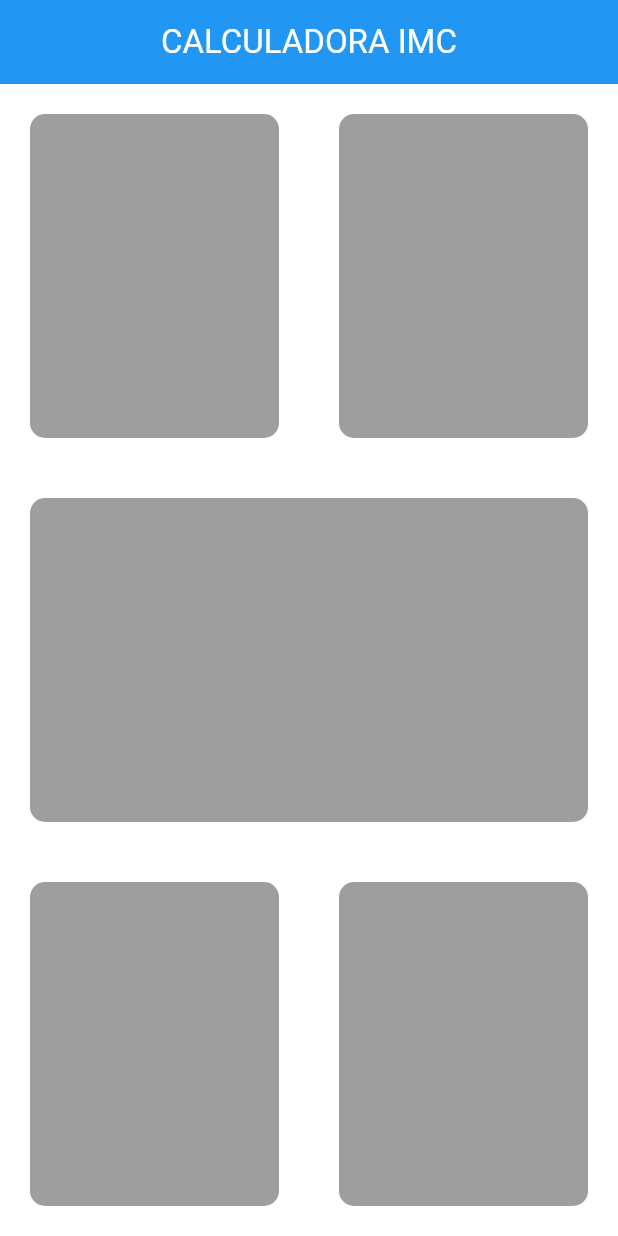
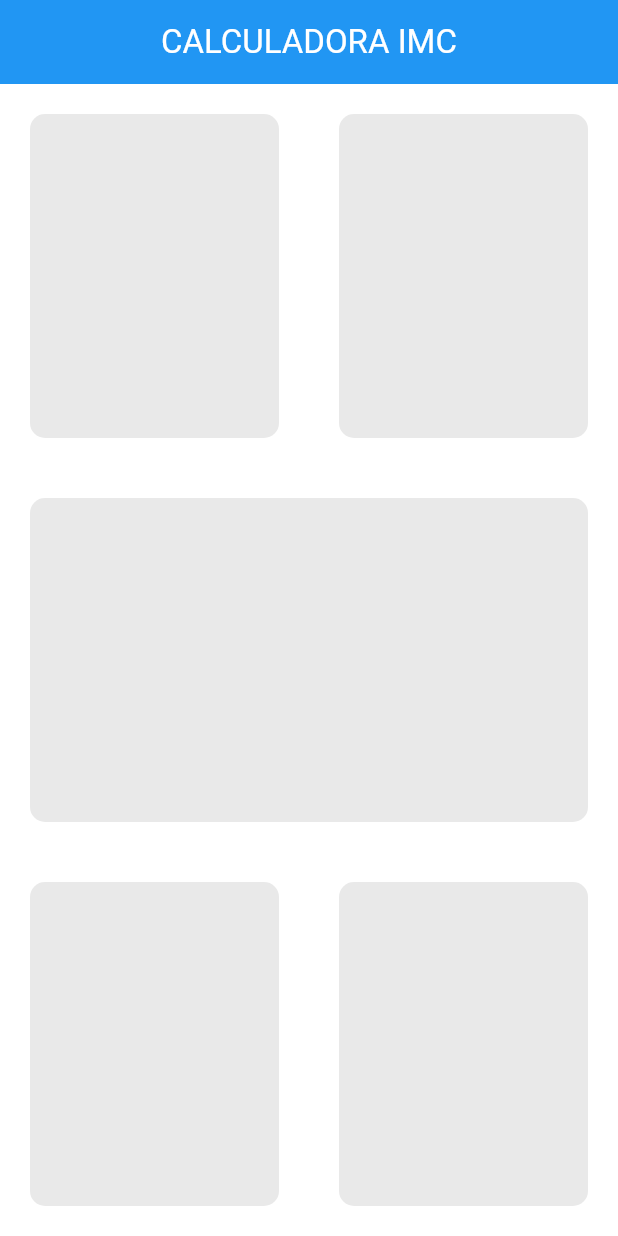
Before and after one commit to WanCarvalho/imc-calc-flutter, a Flutter app: the screen it shows after launch, on a phone screen of 412 x 824 dp. Run offline on Flutter 3.47's test engine with Material 3 defaults, Android fonts, the phone set to English and light mode, and no system bars.

Commit message:
feat: adicionando componente para cards

```diff
--- a/lib/tela_principal.dart
+++ b/lib/tela_principal.dart
@@ -25,55 +25,25 @@ class _TelaPrincipalState extends State<TelaPrincipal> {
             child: Row(
               children: [
                 Expanded(
-                  child: Container(
-                    margin: const EdgeInsets.all(20),
-                    decoration: BoxDecoration(
-                      borderRadius: BorderRadius.circular(10),
-                      color: const Color(0xFF9E9E9E),
-                    ),
-                  ),
+                  child: CardPadrao(cor: const Color(0xFFE9E9E9))
                 ),
                 Expanded(
-                  child: Container(
-                    margin: const EdgeInsets.all(20),
-                    decoration: BoxDecoration(
-                      borderRadius: BorderRadius.circular(10),
-                      color: const Color(0xFF9E9E9E),
-                    ),
-                  ),
+                  child: CardPadrao(cor: const Color(0xFFE9E9E9))
                 ),
               ],
             ),
           ),
           Expanded(
-            child: Container(
-              margin: const EdgeInsets.all(20),
-              decoration: BoxDecoration(
-                borderRadius: BorderRadius.circular(10),
-                color: const Color(0xFF9E9E9E),
-              ),
-            ),
+            child: CardPadrao(cor: const Color(0xFFE9E9E9))
           ),
           Expanded(
             child: Row(
               children: [
                 Expanded(
-                  child: Container(
-                    margin: const EdgeInsets.all(20),
-                    decoration: BoxDecoration(
-                      borderRadius: BorderRadius.circular(10),
-                      color: const Color(0xFF9E9E9E),
-                    ),
-                  ),
+                  child: CardPadrao(cor: const Color(0xFFE9E9E9))
                 ),
                 Expanded(
-                  child: Container(
-                    margin: const EdgeInsets.all(20),
-                    decoration: BoxDecoration(
-                      borderRadius: BorderRadius.circular(10),
-                      color: const Color(0xFF9E9E9E),
-                    ),
-                  ),
+                  child: CardPadrao(cor: const Color(0xFFE9E9E9)),
                 ),
               ],
             ),
@@ -83,3 +53,20 @@ class _TelaPrincipalState extends State<TelaPrincipal> {
     );
   }
 }
+
+class CardPadrao extends StatelessWidget {
+  CardPadrao({required this.cor});
+
+  Color cor;
+
+  @override
+  Widget build(BuildContext context) {
+    return Container(
+      margin: const EdgeInsets.all(20),
+      decoration: BoxDecoration(
+        borderRadius: BorderRadius.circular(10),
+        color: cor,
+      ),
+    );
+  }
+}
```
